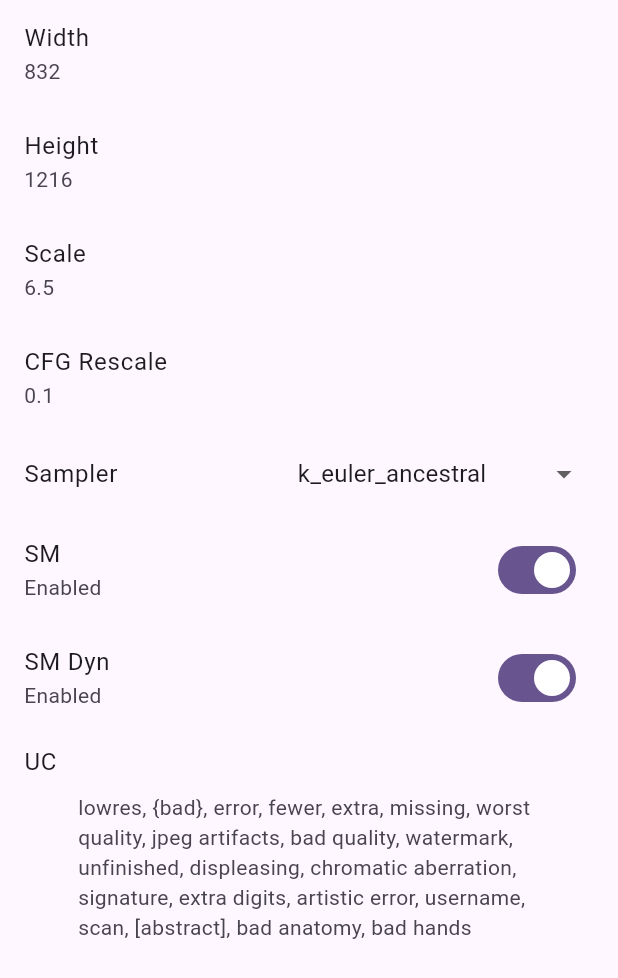
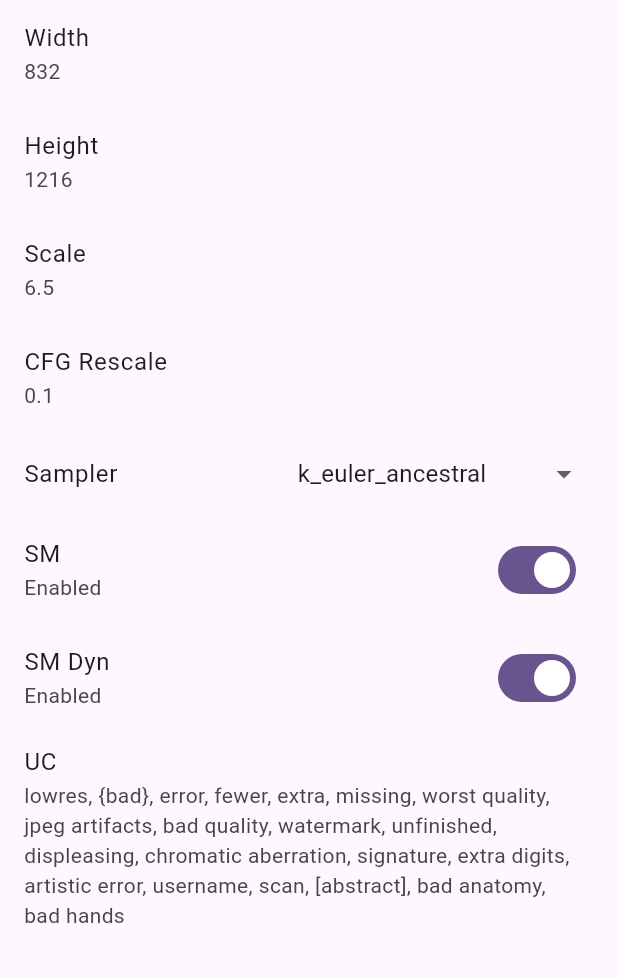
Before and after one commit to Exception0x0194/NAI-Generator-Flutter, a Flutter app: the ParamConfigWidget widget shown alone on an empty page, opened directly, on a phone screen of 412 x 824 dp. Shown: the top 978 px of the screen. Run offline on Flutter 3.47's test engine with Material 3 defaults, Android fonts, the phone set to English and light mode, and no system bars; our stand-ins replace file_picker; missing offline and left inert: dart:html, dart:js_interop; Roboto replaces fonts that are missing (Noto).

Commit message:
添加了请求功能

```diff
--- a/assets/json/example.json
+++ b/assets/json/example.json
@@ -1,6 +1,6 @@
 {
-    "api_key": null,
-    "proxy": null,
+    "api_key": "pst-abc",
+    "proxy": "http://localhost:99999",
     "prompt_config": {
         "selectionMethod": "all",
         "shuffled": true,
@@ -143,7 +143,7 @@
         "scale": 6.5,
         "sampler": "k_euler_ancestral",
         "steps": 28,
-        "seed": 138964368,
+        "seed": 611492583,
         "n_samples": 1,
         "ucPreset": 0,
         "qualityToggle": true,
--- a/lib/screens/prompt_config_screen.dart
+++ b/lib/screens/prompt_config_screen.dart
@@ -22,11 +22,13 @@ class PromptConfigScreenState extends State<PromptConfigScreen> {
         title: const Text('Prompt Configuration'),
       ),
       body: SingleChildScrollView(
+          child: Padding(
+        padding: EdgeInsets.only(right: 80),
         child: PromptConfigWidget(
           config: InfoManager().promptConfig, // 使用全局配置
           indentLevel: 0,
         ),
-      ),
+      )),
       floatingActionButtonLocation: FloatingActionButtonLocation.endDocked,
       floatingActionButton: Padding(
         padding: const EdgeInsets.all(10.0),
--- a/lib/screens/settings_screen.dart
+++ b/lib/screens/settings_screen.dart
@@ -58,7 +58,7 @@ class _SettingsScreenState extends State<SettingsScreen> {
             title: const Text('Param config'),
             children: [
               Padding(
-                  padding: const EdgeInsets.only(left: 20),
+                  padding: const EdgeInsets.only(left: 20, right: 80),
                   child: ParamConfigWidget(config: InfoManager().paramConfig))
             ],
           )
@@ -125,6 +125,7 @@ class _SettingsScreenState extends State<SettingsScreen> {
           title: const Text('Edit API Key'),
           content: TextField(
             controller: controller,
+            maxLines: null,
           ),
           actions: [
             TextButton(
--- a/lib/widgets/editable_list_tile.dart
+++ b/lib/widgets/editable_list_tile.dart
@@ -33,6 +33,7 @@ class EditableListTile extends StatelessWidget {
           content: TextField(
             controller: controller,
             keyboardType: keyboardType,
+            maxLines: null,
           ),
           actions: <Widget>[
             TextButton(
--- a/lib/widgets/param_config_widget.dart
+++ b/lib/widgets/param_config_widget.dart
@@ -51,19 +51,24 @@ class ParamConfigWidgetState extends State<ParamConfigWidget> {
         _buildSwitchTile("SM Dyn", widget.config.smDyn, (newValue) {
           setState(() => widget.config.smDyn = newValue);
         }),
-        ListTile(
-          title: const Text('UC'),
-          subtitle:
-            Padding(
-                padding: const EdgeInsets.only(left: 20.0),
-                child: ListTile(
-                  subtitle: Text(widget.config.negativePrompt),
-                  onTap: () {
-                    _editUC();
-                  },
-                ))
-          ,
-        )
+        EditableListTile(
+          title: "UC",
+          currentValue: widget.config.negativePrompt,
+          onEditComplete: (value) =>
+              setState(() => widget.config.negativePrompt = value),
+          keyboardType: TextInputType.text,
+        ),
+        // ListTile(
+        //   title: const Text('UC'),
+        //   subtitle: Padding(
+        //       padding: const EdgeInsets.only(left: 20.0),
+        //       child: ListTile(
+        //         subtitle: Text(widget.config.negativePrompt),
+        //         onTap: () {
+        //           _editUC();
+        //         },
+        //       )),
+        // )
       ],
     );
   }
--- a/pubspec.yaml
+++ b/pubspec.yaml
@@ -37,6 +37,8 @@ dependencies:
   cupertino_icons: ^1.0.6
   file_picker: ^8.0.3
   path_provider: ^2.0.1
+  http: ^0.13.3
+  archive: ^3.1.2
 
 dev_dependencies:
   flutter_test:
```
Also changed, not shown: lib/models/info_manager.dart (+55 -10 lines), lib/screens/generator_screen.dart (+7 -8 lines), lib/widgets/prompt_config_widget.dart (+4 -4 lines), pubspec.lock.
